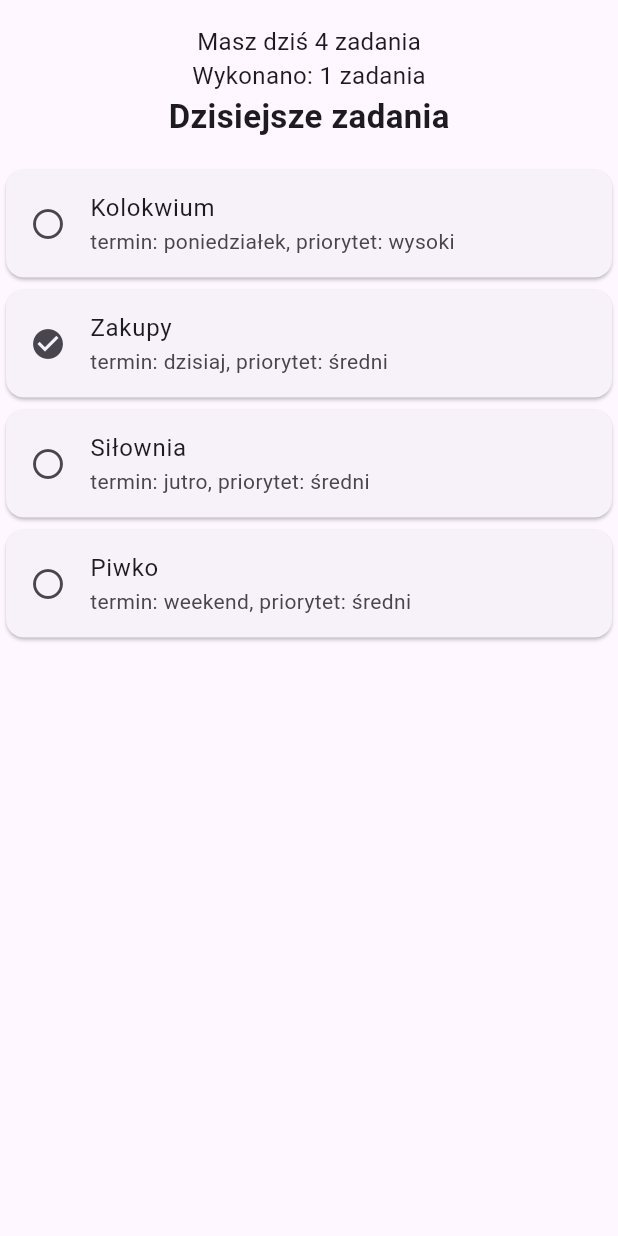
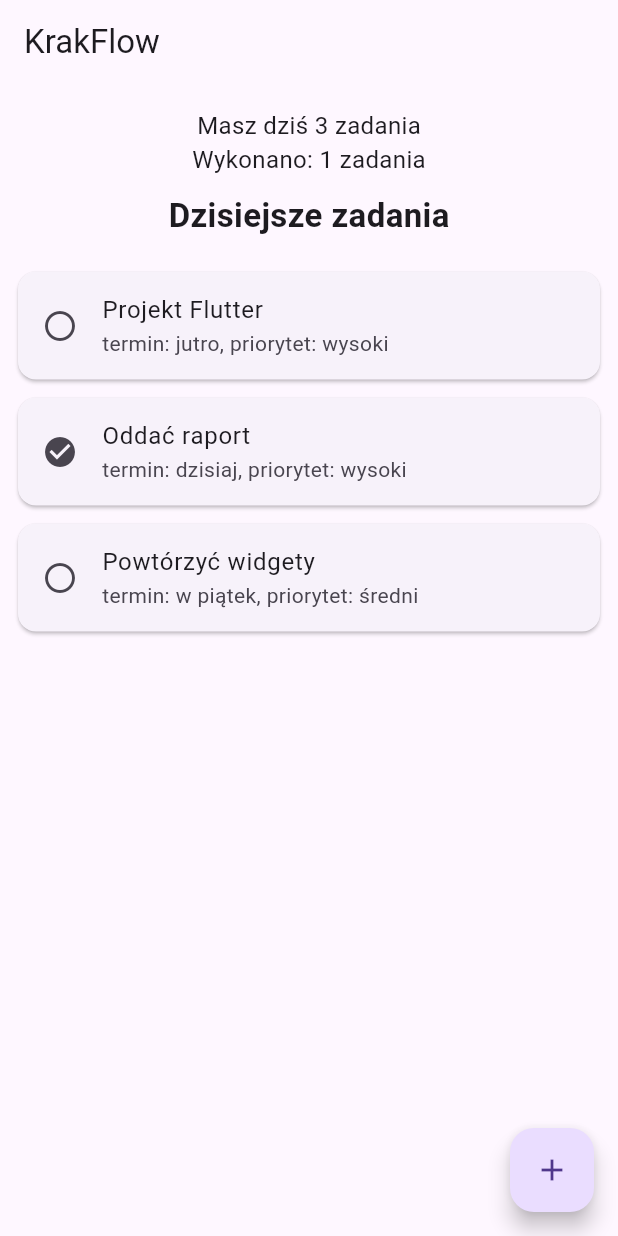
Before and after one commit to grabych-jr3/firstFlutterProject, a Flutter app: the screen it shows after launch, on a phone screen of 412 x 824 dp. Run offline on Flutter 3.47's test engine with Material 3 defaults, Android fonts, the phone set to English and light mode, and no system bars.

Commit message:
lab 5- krakflow navigation and add task screen

```diff
--- a/lib/main.dart
+++ b/lib/main.dart
@@ -1,43 +1,57 @@
 import 'package:flutter/material.dart';
+import 'task_repository.dart';
 
-void main(){
-  runApp(MyApp());
+void main() {
+  runApp(const MyApp());
 }
 
-
-class MyApp extends StatelessWidget{
-  MyApp({super.key});
-
-  final List<Task> tasks = [
-    Task(title: "Kolokwium", deadline: "poniedziałek", done: false, priority: "wysoki"),
-    Task(title: "Zakupy", deadline: "dzisiaj", done: true, priority: "średni"),
-    Task(title: "Siłownia", deadline: "jutro", done: false, priority: "średni"),
-    Task(title: "Piwko", deadline: "weekend", done: false, priority: "średni"),
-  ];
+class MyApp extends StatelessWidget {
+  const MyApp({super.key});
 
   @override
   Widget build(BuildContext context) {
-    int count = tasks.where((task) => task.done).length;
-    return MaterialApp(
-      title: 'Flutter Demo',
-      home: Scaffold(
+    return const MaterialApp(
+      title: 'KrakFlow',
+      home: HomeScreen(),
+    );
+  }
+}
+
+class HomeScreen extends StatefulWidget {
+  const HomeScreen({super.key});
+
+  @override
+  State<HomeScreen> createState() => _HomeScreenState();
+}
+
+class _HomeScreenState extends State<HomeScreen> {
+  @override
+  Widget build(BuildContext context) {
+    int count = TaskRepository.tasks
+        .where((task) => task.done)
+        .length;
+
+    return Scaffold(
+      appBar: AppBar(
+        title: const Text("KrakFlow"),
+      ),
       body: Column(
         crossAxisAlignment: CrossAxisAlignment.center,
         children: [
           Padding(
-              padding: EdgeInsets.all(16),
+            padding: const EdgeInsets.all(16),
             child: Column(
-                crossAxisAlignment: CrossAxisAlignment.center,
               children: [
                 Text(
-                    "Masz dziś ${tasks.length} zadania",
-                    style: TextStyle(fontSize: 16),
+                  "Masz dziś ${TaskRepository.tasks.length} zadania",
+                  style: const TextStyle(fontSize: 16),
                 ),
                 Text(
                   "Wykonano: $count zadania",
-                    style: TextStyle(fontSize: 16),
+                  style: const TextStyle(fontSize: 16),
                 ),
-                  Text(
+                const SizedBox(height: 10),
+                const Text(
                   "Dzisiejsze zadania",
                   style: TextStyle(
                     fontSize: 22,
@@ -47,15 +61,17 @@ class MyApp extends StatelessWidget{
               ],
             ),
           ),
+
           Expanded(
             child: ListView.builder(
-                itemCount: tasks.length,
+              itemCount: TaskRepository.tasks.length,
               itemBuilder: (context, index) {
-                  final task = tasks[index];
+                final task = TaskRepository.tasks[index];
 
                 return TaskCard(
                   title: task.title,
-                    subtitle: "termin: ${task.deadline}, priorytet: ${task.priority}",
+                  subtitle:
+                  "termin: ${task.deadline}, priorytet: ${task.priority}",
                   icon: task.done
                       ? Icons.check_circle
                       : Icons.radio_button_unchecked,
@@ -65,23 +81,33 @@ class MyApp extends StatelessWidget{
           ),
         ],
       ),
+
+      floatingActionButton: FloatingActionButton(
+        onPressed: () async {
+          final Task? newTask = await Navigator.push(
+            context,
+            PageRouteBuilder(
+              pageBuilder: (context, animation, secondaryAnimation) =>
+                  AddTaskScreen(),
+              transitionsBuilder: (context, animation, secondaryAnimation, child) {
+                return FadeTransition(
+                  opacity: animation,
+                  child: child,
+                );
+              },
+            ),
+          );
+
+          if (newTask != null) {
+            setState(() {
+              TaskRepository.tasks.add(newTask);
+            });
+          }
+        },
+        child: const Icon(Icons.add),
       ),
     );
   }
-}
-
-class Task {
-  final String title;
-  final String deadline;
-  final bool done;
-  final String priority;
-
-  Task({
-    required this.title,
-    required this.deadline,
-    required this.done,
-    required this.priority,
-  });
 }
 
 class TaskCard extends StatelessWidget {
@@ -99,6 +125,7 @@ class TaskCard extends StatelessWidget {
   @override
   Widget build(BuildContext context) {
     return Card(
+      margin: const EdgeInsets.symmetric(horizontal: 12, vertical: 6),
       child: ListTile(
         leading: Icon(icon),
         title: Text(title),
@@ -107,3 +134,74 @@ class TaskCard extends StatelessWidget {
     );
   }
 }
+
+class AddTaskScreen extends StatelessWidget {
+  AddTaskScreen({super.key});
+
+  final TextEditingController titleController = TextEditingController();
+  final TextEditingController deadlineController = TextEditingController();
+  final TextEditingController priorityController = TextEditingController();
+
+  @override
+  Widget build(BuildContext context) {
+    return Scaffold(
+      appBar: AppBar(
+        title: const Text("Nowe zadanie"),
+      ),
+      body: Padding(
+        padding: const EdgeInsets.all(16),
+        child: Column(
+          crossAxisAlignment: CrossAxisAlignment.start,
+          children: [
+            TextField(
+              controller: titleController,
+              decoration: const InputDecoration(
+                labelText: "Tytuł zadania",
+                border: OutlineInputBorder(),
+              ),
+            ),
+
+            const SizedBox(height: 12),
+
+            TextField(
+              controller: deadlineController,
+              decoration: const InputDecoration(
+                labelText: "Termin",
+                border: OutlineInputBorder(),
+              ),
+            ),
+
+            const SizedBox(height: 12),
+
+            TextField(
+              controller: priorityController,
+              decoration: const InputDecoration(
+                labelText: "Priorytet",
+                border: OutlineInputBorder(),
+              ),
+            ),
+
+            const SizedBox(height: 20),
+
+            SizedBox(
+              width: double.infinity,
+              child: ElevatedButton(
+                onPressed: () {
+                  final newTask = Task(
+                    title: titleController.text,
+                    deadline: deadlineController.text,
+                    done: false,
+                    priority: priorityController.text,
+                  );
+
+                  Navigator.pop(context, newTask);
+                },
+                child: const Text("Zapisz"),
+              ),
+            ),
+          ],
+        ),
+      ),
+    );
+  }
+}
--- /dev/null
+++ b/lib/task_repository.dart
@@ -0,0 +1,36 @@
+class Task {
+  final String title;
+  final String deadline;
+  final bool done;
+  final String priority;
+
+  Task({
+    required this.title,
+    required this.deadline,
+    required this.done,
+    required this.priority,
+  });
+}
+
+class TaskRepository {
+  static List<Task> tasks = [
+    Task(
+      title: "Projekt Flutter",
+      deadline: "jutro",
+      done: false,
+      priority: "wysoki",
+    ),
+    Task(
+      title: "Oddać raport",
+      deadline: "dzisiaj",
+      done: true,
+      priority: "wysoki",
+    ),
+    Task(
+      title: "Powtórzyć widgety",
+      deadline: "w piątek",
+      done: false,
+      priority: "średni",
+    ),
+  ];
+}
```
Also changed, not shown: pubspec.lock. Lines whose indentation alone changed are shown as unchanged.
